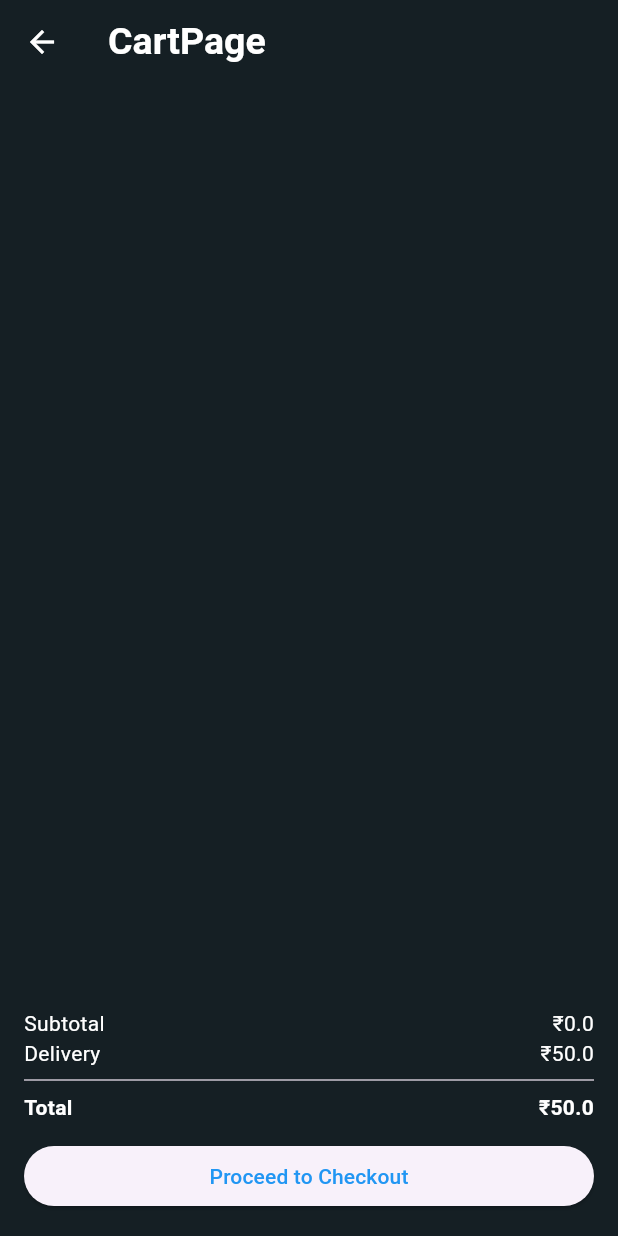
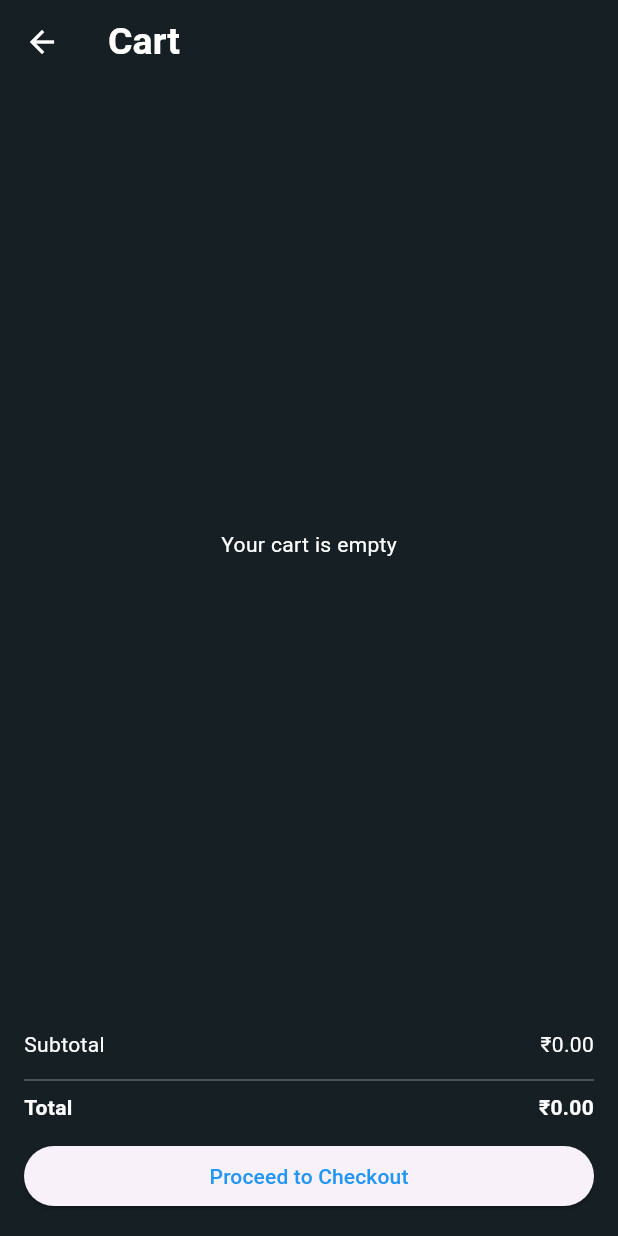
Before and after one commit to PriyadhaPrakash/Fishy, a Flutter app: the Home screen opened directly, after a tap on the "shopping cart" icon, on a phone screen of 412 x 824 dp. Run offline on Flutter 3.47's test engine with Material 3 defaults, Android fonts, the phone set to English and light mode, and no system bars; our stand-ins replace carousel_slider, flutter_otp_text_field, geocoding, geolocator, image_picker.

Commit message:
edited CartPage and FavoPage

```diff
--- a/lib/Cart.dart
+++ b/lib/Cart.dart
@@ -1,8 +1,9 @@
+// lib/Cart.dart
 import 'package:flutter/material.dart';
 
 class CartItem {
   final String name;
-  final String price;
+  final String price; // can be "200" or "₹200" — we parse safely when calculating totals
   final String image;
   int quantity;
 
@@ -10,50 +11,39 @@ class CartItem {
     required this.name,
     required this.price,
     required this.image,
-    this.quantity = 1, // default = 1
+    this.quantity = 1,
   });
 }
+
+// Global cart list (single source of truth across your two pages)
 List<CartItem> cartList = [];
 
-
-
-
 class CartPage extends StatefulWidget {
-  final List<CartItem> cartItems;
-
-  const CartPage({super.key, required this.cartItems});
+  const CartPage({super.key});
 
   @override
   State<CartPage> createState() => _CartPageState();
 }
 
 class _CartPageState extends State<CartPage> {
-  void addToCart(Map<String, String> product) {
-    final index = cartList.indexWhere((e) => e.name == product['name']);
-
-    if (index != -1) {
-      // If item already exists, increment quantity
-      cartList[index].quantity++;
-    } else {
-      // Else add new item
-      cartList.add(CartItem(
-        name: product['name']!,
-        price: product['price']!,
-        image: product['image'] ?? '',
-      ));
-    }
-  }
-  double get subtotal {
-    return widget.cartItems.fold(0, (sum, item) {
-      return sum + (double.parse(item.price) * item.quantity);
-    });
+  // Parse strings like "₹200" or "200" into double safely
+  double _parsePrice(String p) {
+    final cleaned = p.replaceAll(RegExp(r'[^\d.]'), '');
+    if (cleaned.isEmpty) return 0.0;
+    return double.tryParse(cleaned) ?? 0.0;
   }
 
-  double delivery = 50;
+  double get subtotal {
+    double s = 0.0;
+    for (final item in cartList) {
+      s += _parsePrice(item.price) * item.quantity;
+    }
+    return s;
+  }
 
   @override
   Widget build(BuildContext context) {
-    double total = subtotal + delivery;
+    final total = subtotal; // delivery removed per request
 
     return Scaffold(
       backgroundColor: const Color(0xFF151F24),
@@ -61,22 +51,33 @@ class _CartPageState extends State<CartPage> {
         backgroundColor: const Color(0xFF151F24),
         elevation: 0,
         leading: IconButton(icon: const Icon(Icons.arrow_back, color: Colors.white), onPressed: () => Navigator.pop(context)),
-        title: const Text("CartPage", style: TextStyle(fontSize: 25, fontWeight: FontWeight.bold, color: Colors.white)),
-
+        title: const Text("Cart", style: TextStyle(fontSize: 25, fontWeight: FontWeight.bold, color: Colors.white)),
       ),
       body: Column(
         children: [
           Expanded(
-            child: ListView.builder(
-              itemCount: widget.cartItems.length,
+            child: cartList.isEmpty
+                ? const Center(child: Text("Your cart is empty", style: TextStyle(color: Colors.white)))
+                : ListView.builder(
+              itemCount: cartList.length,
               itemBuilder: (context, index) {
-                final item = widget.cartItems[index];
+                final item = cartList[index];
+
+                Widget leading;
+                if (item.image.startsWith('assets/')) {
+                  leading = Image.asset(item.image, width: 50, height: 50, fit: BoxFit.cover);
+                } else if (item.image.startsWith('http')) {
+                  leading = Image.network(item.image, width: 50, height: 50, fit: BoxFit.cover);
+                } else {
+                  leading = Container(width: 50, height: 50, color: Colors.grey, child: const Icon(Icons.image));
+                }
+
                 return Card(
                   margin: const EdgeInsets.all(8),
                   child: ListTile(
-                    leading: Image.asset(item.image, width: 50, height: 50, fit: BoxFit.cover),
+                    leading: leading,
                     title: Text(item.name),
-                    subtitle: Text("₹${item.price} x ${item.quantity}"),
+                    subtitle: Text("₹${_parsePrice(item.price).toStringAsFixed(2)} x ${item.quantity}"),
                     trailing: Row(
                       mainAxisSize: MainAxisSize.min,
                       children: [
@@ -86,6 +87,8 @@ class _CartPageState extends State<CartPage> {
                             setState(() {
                               if (item.quantity > 1) {
                                 item.quantity--;
+                              } else {
+                                cartList.removeAt(index);
                               }
                             });
                           },
@@ -107,38 +110,36 @@ class _CartPageState extends State<CartPage> {
             ),
           ),
 
-
+          // totals container
           Container(
             padding: const EdgeInsets.all(16),
             decoration: BoxDecoration(
-              color: Color(0xFF151F24),
+              color: const Color(0xFF151F24),
               borderRadius: const BorderRadius.vertical(top: Radius.circular(12)),
             ),
             child: Column(
               crossAxisAlignment: CrossAxisAlignment.stretch,
               children: [
                 Row(mainAxisAlignment: MainAxisAlignment.spaceBetween, children: [
-                  const Text("Subtotal",style: TextStyle(color: Colors.white),),
-                  Text("₹$subtotal",style: TextStyle(color: Colors.white),),
+                  const Text("Subtotal", style: TextStyle(color: Colors.white)),
+                  Text("₹${subtotal.toStringAsFixed(2)}", style: const TextStyle(color: Colors.white)),
                 ]),
+                const SizedBox(height: 6),
+                const Divider(color: Colors.white30),
                 Row(mainAxisAlignment: MainAxisAlignment.spaceBetween, children: [
-                  const Text("Delivery",style: TextStyle(color: Colors.white),),
-                  Text("₹$delivery",style: TextStyle(color: Colors.white),),
-                ]),
-                const Divider(),
-                Row(mainAxisAlignment: MainAxisAlignment.spaceBetween, children: [
-                  const Text("Total", style: TextStyle(fontWeight: FontWeight.bold,color: Colors.white)),
-                  Text("₹$total", style: const TextStyle(fontWeight: FontWeight.bold,color: Colors.white)),
+                  const Text("Total", style: TextStyle(fontWeight: FontWeight.bold, color: Colors.white)),
+                  Text("₹${total.toStringAsFixed(2)}", style: const TextStyle(fontWeight: FontWeight.bold, color: Colors.white)),
                 ]),
                 const SizedBox(height: 12),
                 ElevatedButton(
                   onPressed: () {
-                    // Navigate to checkout page
-                    ScaffoldMessenger.of(context).showSnackBar(
-                      const SnackBar(content: Text("Proceeding to Checkout...")),
-                    );
+                    if (cartList.isEmpty) {
+                      ScaffoldMessenger.of(context).showSnackBar(const SnackBar(content: Text('Cart is empty')));
+                      return;
+                    }
+                    ScaffoldMessenger.of(context).showSnackBar(const SnackBar(content: Text("Proceeding to Checkout...")));
                   },
-                  child: const Text("Proceed to Checkout",style: TextStyle(color: Colors.blue),),
+                  child: const Text("Proceed to Checkout", style: TextStyle(color: Colors.blue)),
                 ),
               ],
             ),
--- a/lib/Home.dart
+++ b/lib/Home.dart
@@ -1,3 +1,4 @@
+// lib/Home.dart
 import 'package:fishy/Cart.dart';
 import 'package:fishy/Homepage.dart';
 import 'package:fishy/favourites.dart';
@@ -25,6 +26,8 @@ class Home extends StatefulWidget {
 class _HomeState extends State<Home> {
   int _selectedIndex = 0;
 
+  List<Map<String, String>> favoriteList = [];
+
   void toggleFavorite(Map<String, String> item) {
     setState(() {
       if (favoriteList.contains(item)) {
@@ -35,21 +38,19 @@ class _HomeState extends State<Home> {
     });
   }
 
-  List<Map<String, String>> favoriteList = [];
-
   List<Widget> _screens() {
     return [
       HomePage(
         favoriteList: favoriteList,
         onToggleFavorite: toggleFavorite,
       ),
-      Center(
+      const Center(
         child: Text(
           "Store Page",
           style: TextStyle(color: Colors.white, fontSize: 24),
         ),
       ),
-      Center(
+      const Center(
         child: Text(
           "My Orders",
           style: TextStyle(color: Colors.white, fontSize: 24),
@@ -73,9 +74,7 @@ class _HomeState extends State<Home> {
         title: Column(
           crossAxisAlignment: CrossAxisAlignment.start,
           mainAxisSize: MainAxisSize.min,
-          children: [
-            Row(
-              children: [
+          children: const [
             Text(
               "FreshCatch",
               style: TextStyle(
@@ -87,16 +86,14 @@ class _HomeState extends State<Home> {
             ),
           ],
         ),
-          ],
-        ),
         actions: [
           IconButton(
             onPressed: () {
+              // Pass favoriteList into FavoPage
               Navigator.push(
                 context,
                 MaterialPageRoute(
-                  builder: (context) =>
-                      FavoPage(favoriteList: favoriteList),
+                  builder: (context) => FavoPage(favoriteList: favoriteList),
                 ),
               );
             },
@@ -104,10 +101,11 @@ class _HomeState extends State<Home> {
           ),
           IconButton(
             onPressed: () {
+              // CartPage uses the global cartList, so just push it
               Navigator.push(
                 context,
                 MaterialPageRoute(
-                  builder: (context) => CartPage(cartItems: []),
+                  builder: (context) => const CartPage(),
                 ),
               );
             },
```
Also changed, not shown: lib/favourites.dart (+35 -17 lines). Lines whose indentation alone changed are shown as unchanged.
